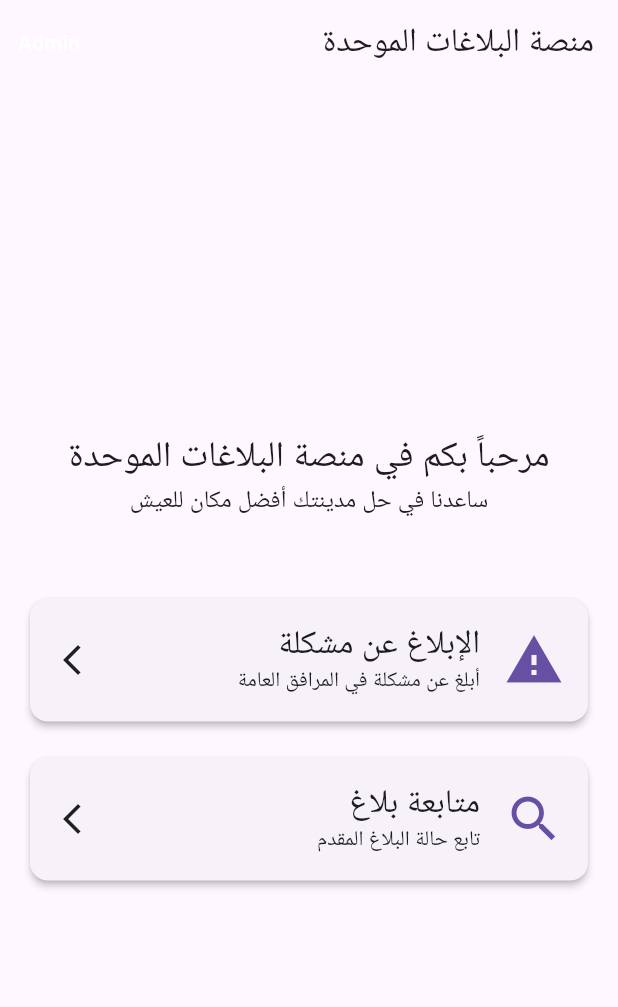
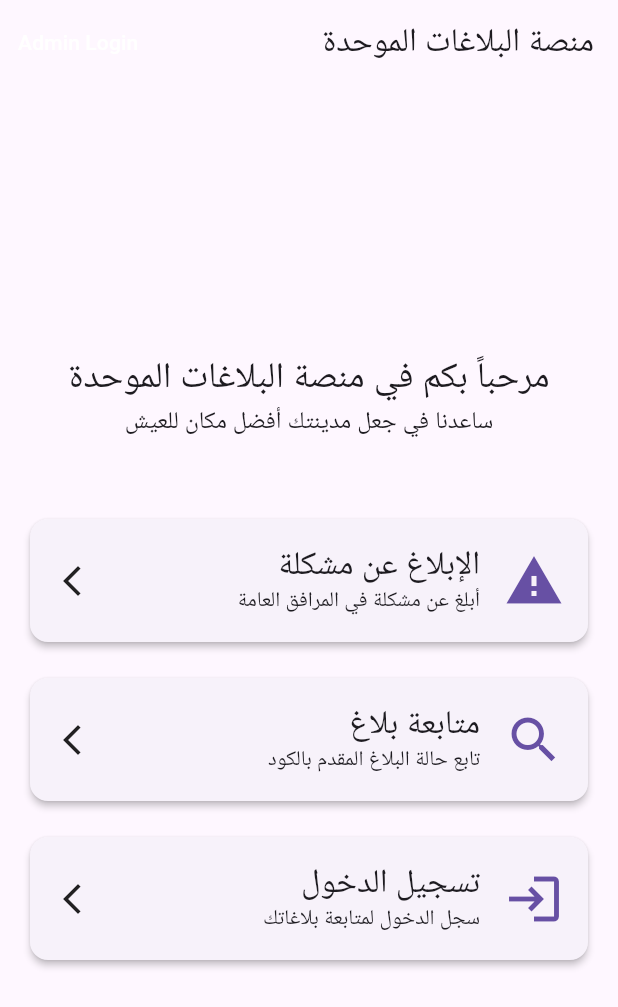
Before and after one commit to moatazahmedshaker/Fixcity, a Flutter app: the screen it shows after launch, on a phone screen of 412 x 824 dp. Shown: the top 1007 px of the screen. Run offline on Flutter 3.47's test engine with Material 3 defaults, Android fonts, the phone set to English and light mode, and no system bars; our stand-ins replace cloud_firestore, flutter_map, geolocator, image_picker, latlong2, random_string and 1 more; accounts and stored records are empty.

Commit message:
added signup/login + fixed issues with database

```diff
--- a/app/fixcity/lib/home_page.dart
+++ b/app/fixcity/lib/home_page.dart
@@ -1,8 +1,36 @@
-// lib/home_page.dart
 import 'package:flutter/material.dart';
+import 'package:supabase_flutter/supabase_flutter.dart';
 
-class HomePage extends StatelessWidget {
+class HomePage extends StatefulWidget {
   const HomePage({super.key});
+
+  @override
+  State<HomePage> createState() => _HomePageState();
+}
+
+class _HomePageState extends State<HomePage> {
+  final _supabase = Supabase.instance.client;
+  User? _user;
+
+  @override
+  void initState() {
+    super.initState();
+    _supabase.auth.onAuthStateChange.listen((data) {
+      setState(() {
+        _user = data.session?.user;
+      });
+    });
+    _user = _supabase.auth.currentUser;
+  }
+
+  void _logout() async {
+    await _supabase.auth.signOut();
+    if (mounted) {
+      ScaffoldMessenger.of(context).showSnackBar(
+        const SnackBar(content: Text('تم تسجيل الخروج')),
+      );
+    }
+  }
 
   @override
   Widget build(BuildContext context) {
@@ -10,13 +38,14 @@ class HomePage extends StatelessWidget {
       appBar: AppBar(
         title: const Text('منصة البلاغات الموحدة'),
         actions: [
-          // This button is a "secret" way to get to your admin panel
-          // You can also just type /admin in the URL bar on web
           TextButton(
-            child: const Text('Admin', style: TextStyle(color: Colors.white)),
             onPressed: () {
               Navigator.of(context).pushNamed('/admin');
             },
+            child: const Text(
+              'Admin Login',
+              style: TextStyle(color: Colors.white)
+            ),
           )
         ],
       ),
@@ -33,11 +62,12 @@ class HomePage extends StatelessWidget {
                 style: Theme.of(context).textTheme.headlineSmall,
               ),
               Text(
-                'ساعدنا في حل مدينتك أفضل مكان للعيش',
+                'ساعدنا في جعل مدينتك أفضل مكان للعيش',
                 textAlign: TextAlign.center,
                 style: Theme.of(context).textTheme.titleMedium,
               ),
               const SizedBox(height: 48),
+
               _buildHomeCard(
                 context,
                 icon: Icons.report_problem,
@@ -46,13 +76,41 @@ class HomePage extends StatelessWidget {
                 routeName: '/report',
               ),
               const SizedBox(height: 16),
+
               _buildHomeCard(
                 context,
                 icon: Icons.search,
                 title: 'متابعة بلاغ',
-                subtitle: 'تابع حالة البلاغ المقدم',
+                subtitle: 'تابع حالة البلاغ المقدم بالكود',
                 routeName: '/track',
               ),
+              const SizedBox(height: 16),
+
+              if (_user == null)
+                _buildHomeCard(
+                  context,
+                  icon: Icons.login,
+                  title: 'تسجيل الدخول',
+                  subtitle: 'سجل الدخول لمتابعة بلاغاتك',
+                  routeName: '/login',
+                )
+              else
+                _buildHomeCard(
+                  context,
+                  icon: Icons.person,
+                  title: 'بلاغاتي',
+                  subtitle: 'عرض كل البلاغات التي قدمتها',
+                  routeName: '/my_reports',
+                ),
+
+              if (_user != null)
+                Padding(
+                  padding: const EdgeInsets.only(top: 16.0),
+                  child: TextButton(
+                    onPressed: _logout,
+                    child: const Text('تسجيل الخروج'),
+                  ),
+                ),
             ],
           ),
         ),
@@ -71,7 +129,13 @@ class HomePage extends StatelessWidget {
       elevation: 2.0,
       child: InkWell(
         onTap: () {
-          Navigator.of(context).pushNamed(routeName);
+          if (routeName == '/my_reports') {
+            ScaffoldMessenger.of(context).showSnackBar(
+              const SnackBar(content: Text('صفحة بلاغاتي (تحت الإنشاء)'))
+            );
+          } else {
+            Navigator.of(context).pushNamed(routeName);
+          }
         },
         child: Padding(
           padding: const EdgeInsets.all(16.0),
--- a/app/fixcity/lib/main.dart
+++ b/app/fixcity/lib/main.dart
@@ -4,6 +4,8 @@ import 'package:supabase_flutter/supabase_flutter.dart';
 import 'home_page.dart';
 import 'report_page.dart';
 import 'track_page.dart';
+import 'login_page.dart';
+import 'signup_page.dart';
 import 'admin/admin_login_page.dart';
 import 'admin/admin_dashboard_page.dart';
 import 'admin/report_details_page.dart';
@@ -14,7 +16,6 @@ const supabaseAnonKey = 'eyJhbGciOiJIUzI1NiIsInR5cCI6IkpXVCJ9.eyJpc3MiOiJzdXBhYm
 void main() async {
   WidgetsFlutterBinding.ensureInitialized();
 
-  // NEW: Supabase Initialization
   await Supabase.initialize(
     url: supabaseUrl,
     anonKey: supabaseAnonKey,
@@ -24,7 +25,7 @@ void main() async {
 }
 
 class MyApp extends StatelessWidget {
-  const MyApp({Key? key}) : super(key: key);
+  const MyApp({super.key});
 
   @override
   Widget build(BuildContext context) {
@@ -43,12 +44,11 @@ class MyApp extends StatelessWidget {
 
       initialRoute: '/',
       routes: {
-        // --- Mobile App Routes ---
         '/': (context) => const HomePage(),
         '/report': (context) => const ReportPage(),
         '/track': (context) => const TrackPage(),
-
-        // --- Web Admin Panel Routes ---
+        '/login': (context) => const LoginPage(),
+        '/signup': (context) => const SignupPage(),
         '/admin': (context) => const AdminLoginPage(),
         '/admin/dashboard': (context) => const AdminDashboardPage(),
       },
```
Also changed, not shown: app/fixcity/lib/login_page.dart (added, +106 -0 lines), app/fixcity/lib/report_page.dart (+30 -16 lines), app/fixcity/lib/signup_page.dart (added, +109 -0 lines), git codes.txt (added, +8 -0 lines), startup for website (OLD).txt (renamed from startup for website.txt).
